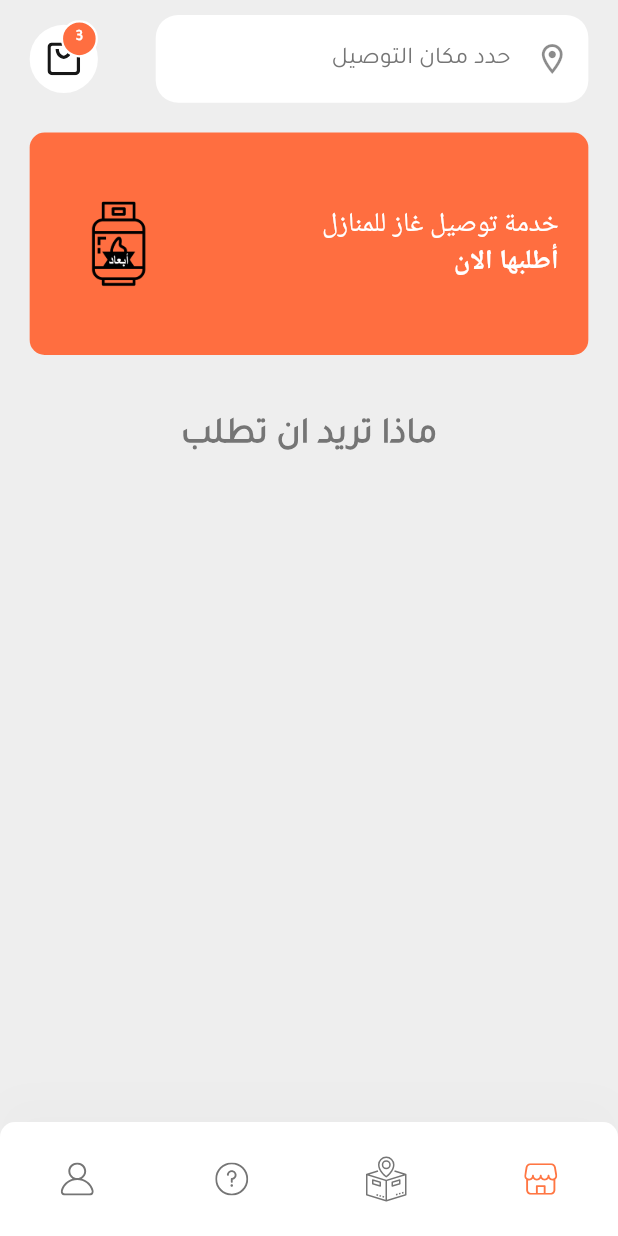
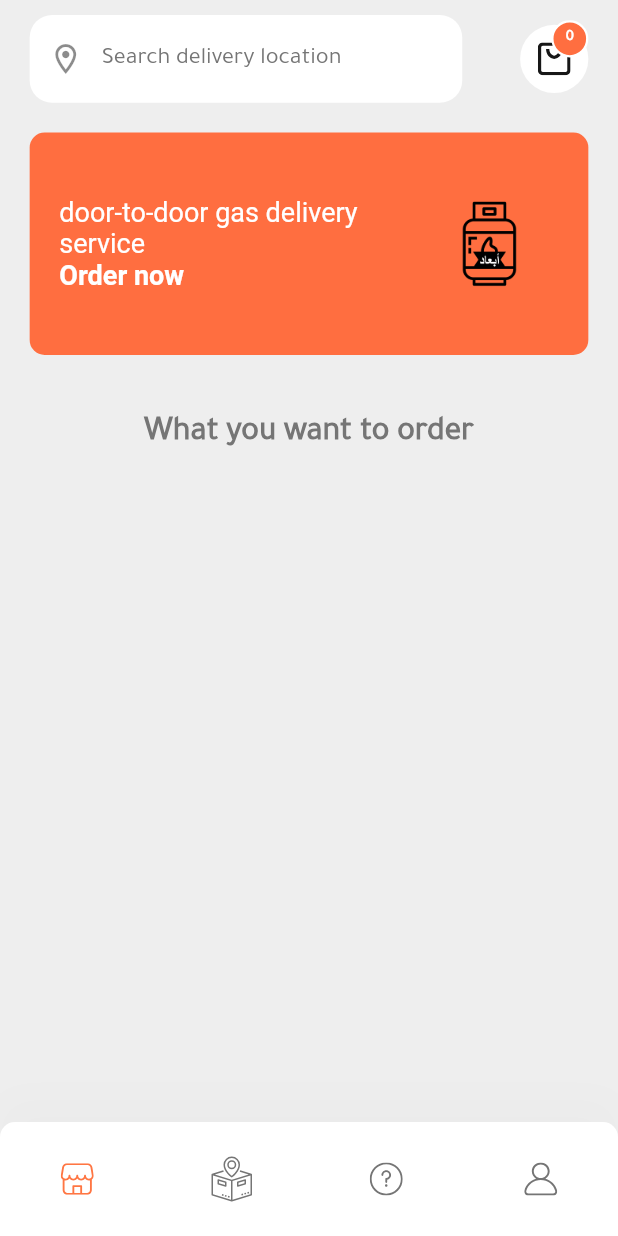
Before and after one commit to osamababiker/ab3adapp, a Flutter app: the screen it shows after launch, on a phone screen of 412 x 824 dp. Run offline on Flutter 3.47's test engine with Material 2 defaults, Android fonts, the phone set to English and light mode, and no system bars; our stand-ins replace cached_network_image, dropdown_button2, firebase_core, firebase_messaging, flutter_rating_bar, flutter_svg and 6 more; accounts and stored records are empty; network calls fail.

Commit message:
normal commit

```diff
--- /dev/null
+++ b/lib/bindings/settingsControllerBinding.dart
@@ -0,0 +1,9 @@
+import 'package:ab3ad/controllers/settingsController.dart';
+import 'package:get/get.dart';
+
+class SettingsControllersBindings implements Bindings{
+  @override
+  void dependencies() {
+    Get.lazyPut<SettingsController>(() => SettingsController());
+  }
+}
--- a/lib/controllers/cartController.dart
+++ b/lib/controllers/cartController.dart
@@ -24,7 +24,7 @@ class CartDbController extends GetxController {
   final String deliveryTime = "deliveryTime";
   final String deliveryNote = "deliveryNote";
 
-  RxInt listCounter = 0.obs;
+  RxInt cartCounter = 0.obs;
   RxList itemsList = [].obs;
   RxBool isLoading = false.obs;
 
@@ -147,7 +147,7 @@ class CartDbController extends GetxController {
       print("problem getting count == $e");
       throw (e);
     }
-    listCounter.value = numOfItems;
+    cartCounter.value = numOfItems;
   }
 
   // DELETEING ITEM
--- a/lib/controllers/settingsController.dart
+++ b/lib/controllers/settingsController.dart
@@ -0,0 +1,5 @@
+import 'package:get/get.dart';
+
+class SettingsController extends GetxController{
+
+}
--- a/lib/routes.dart
+++ b/lib/routes.dart
@@ -4,9 +4,14 @@ import 'package:ab3ad/bindings/cartControllerBinding.dart';
 import 'package:ab3ad/bindings/categoriesControllerBinding.dart';
 import 'package:ab3ad/bindings/imageControllerBinding.dart';
 import 'package:ab3ad/bindings/itemsControllerBindings.dart';
+import 'package:ab3ad/bindings/settingsControllerBinding.dart';
 import 'package:ab3ad/controllers/imagePickerController.dart';
+import 'package:ab3ad/screens/cart/cart_screen.dart';
 import 'package:ab3ad/screens/home/home_screen.dart';
+import 'package:ab3ad/screens/location/location_screen.dart';
 import 'package:ab3ad/screens/order_form/order_form_screen.dart';
+import 'package:ab3ad/screens/profile/profile_screen.dart';
+import 'package:ab3ad/screens/settings/settings_screen.dart';
 import 'package:ab3ad/screens/sign_in/sign_in_screen.dart';
 import 'package:ab3ad/screens/sign_up/sign_up_screen.dart';
 import 'package:ab3ad/screens/splash/splash_screen.dart';
@@ -19,7 +24,8 @@ class Routes {
       name: '/home',
       page: () => HomeScreen(),
       bindings: [
-        CategoriesControllersBindings()
+        CategoriesControllersBindings(),
+        CartControllersBindings()
       ]
     ),
     GetPage(
@@ -40,6 +46,24 @@ class Routes {
         ImageControllersBindings(),
         CartControllersBindings()
       ]
+    ),
+    GetPage(
+      name: '/location',
+      page: () => const LocationScreen()
+    ),
+    GetPage(
+      name: '/settings',
+      page: () => const SettingsScreen(),
+      binding: SettingsControllersBindings()
+    ),
+    GetPage(
+      name: '/profile',
+      page: () => const ProfileScreen()
+    ),
+    GetPage(
+      name: '/cart',
+      page: () => const CartScreen(),
+      binding: CartControllersBindings()
     )
   ];
 }
--- a/lib/screens/home/components/categoriesCard.dart
+++ b/lib/screens/home/components/categoriesCard.dart
@@ -1,6 +1,7 @@
 import 'package:ab3ad/constants.dart';
 import 'package:ab3ad/size_config.dart';
 import 'package:flutter/material.dart';
+import 'package:get/get.dart';
 import '../../../models/Category.dart';
 import 'category_card.dart';
 
@@ -19,9 +20,9 @@ class CategoriesCard extends StatelessWidget {
       child: Column(
         crossAxisAlignment: CrossAxisAlignment.start,
         children: [
-          const Text(
-            "ماذا تريد ان تطلب",
-            style: TextStyle(fontSize: 24, fontWeight: FontWeight.bold),
+          Text(
+            "home_screen_categories_section_title".tr,
+            style: const TextStyle(fontSize: 22, fontWeight: FontWeight.bold),
           ),
           const VerticalSpacing(of: 2.0),
           SingleChildScrollView(
--- a/lib/screens/home/components/discount_banner.dart
+++ b/lib/screens/home/components/discount_banner.dart
@@ -1,5 +1,6 @@
 import 'package:flutter/material.dart';
 import 'package:ab3ad/size_config.dart';
+import 'package:get/get.dart';
 
 class DiscountBanner extends StatelessWidget {
   const DiscountBanner({
@@ -19,27 +20,35 @@ class DiscountBanner extends StatelessWidget {
         color: Colors.deepOrangeAccent,
         borderRadius: BorderRadius.circular(10),
       ),
+      child: SingleChildScrollView(
+        scrollDirection: Axis.horizontal,
         child: Row(
           mainAxisAlignment: MainAxisAlignment.spaceBetween,
           children: [
-          const Text.rich(
+            SizedBox(
+              width: getScreenSize(context) * 25.0,
+              child: Text.rich(
                 TextSpan(
-              style: TextStyle(color: Colors.white),
+                  style: const TextStyle(color: Colors.white),
                   children: [
                     TextSpan(
-                  text: "خدمة توصيل غاز للمنازل\n",
-                  style: TextStyle(
+                      text: "home_screen_discount_section_slogn".tr,
+                      style: const TextStyle(
                         fontSize: 18
                       )
                     ),
+                    const TextSpan(
+                      text: "\n"
+                    ),
                     TextSpan(
-                  text: "أطلبها الان",
-                  style: TextStyle(
+                      text: "home_screen_discount_section_action".tr,
+                      style: const TextStyle(
                         fontSize: 18,
                         fontWeight: FontWeight.bold,
                       ),
                     ),
                   ],
+                ),
               ),
             ),
             SizedBox(
@@ -49,6 +58,7 @@ class DiscountBanner extends StatelessWidget {
             )
           ],
         ),
+      ),
     );
   }
 }
--- a/lib/screens/home/components/home_header.dart
+++ b/lib/screens/home/components/home_header.dart
@@ -1,5 +1,6 @@
 
 import 'package:flutter/material.dart';
+import 'package:get/get.dart';
 
 import '../../../size_config.dart';
 import 'icon_btn_with_counter.dart';
@@ -20,8 +21,7 @@ class HomeHeader extends StatelessWidget {
           const SearchField(),
           IconBtnWithCounter(
             svgSrc: "assets/icons/bag.svg",
-            numOfitem: 4,
-            press: () {},
+            press: () => Get.toNamed('/cart'),
           ),
         ],
       ),
--- a/lib/screens/home/components/icon_btn_with_counter.dart
+++ b/lib/screens/home/components/icon_btn_with_counter.dart
@@ -1,20 +1,20 @@
+import 'package:ab3ad/controllers/cartController.dart';
 import 'package:flutter/material.dart';
 import 'package:flutter_svg/flutter_svg.dart';
-
-
+import 'package:get/get.dart';
 import '../../../size_config.dart';
 
 class IconBtnWithCounter extends StatelessWidget {
-  const IconBtnWithCounter({
+  IconBtnWithCounter({
     Key? key,
     required this.svgSrc,
-    this.numOfitem = 0,
     required this.press,
   }) : super(key: key);
 
   final String svgSrc;
-  final int numOfitem;
   final GestureTapCallback press;
+  final CartDbController _cartController =
+  Get.find<CartDbController>();
 
   @override
   Widget build(BuildContext context) {
@@ -35,7 +35,6 @@ class IconBtnWithCounter extends StatelessWidget {
             ),
             child: SvgPicture.asset(svgSrc),
           ),
-          if (numOfitem != 0)
           Positioned(
             top: -3,
             right: 0,
@@ -47,8 +46,8 @@ class IconBtnWithCounter extends StatelessWidget {
                 shape: BoxShape.circle,
                 border: Border.all(width: 1.5, color: Colors.white),
               ),
-                child: Center(
-                  child: Text("3",
+              child: Obx((() => Center(
+                child: Text("${_cartController.cartCounter.value}",
                   style: TextStyle(
                     fontSize: getScreenSize(context) * 1.0,
                     height: 1,
@@ -56,6 +55,7 @@ class IconBtnWithCounter extends StatelessWidget {
                     color: Colors.white,
                   ),
                 )
+              ))
             ),
           ),
         )
--- a/lib/screens/home/components/search_field.dart
+++ b/lib/screens/home/components/search_field.dart
@@ -1,4 +1,5 @@
 import 'package:flutter/material.dart';
+import 'package:get/get.dart';
 
 import '../../../constants.dart';
 import '../../../size_config.dart';
@@ -24,7 +25,7 @@ class SearchField extends StatelessWidget {
             border: InputBorder.none,
             focusedBorder: InputBorder.none,
             enabledBorder: InputBorder.none,
-            hintText: " حدد مكان التوصيل ",
+            hintText: "home_screen_header_section_search_label".tr,
             hintStyle: const TextStyle(color: kTextColor),
             prefixIcon: const Icon(Icons.location_on_outlined)),
       ),
--- a/lib/screens/home/home_screen.dart
+++ b/lib/screens/home/home_screen.dart
@@ -17,9 +17,7 @@ class HomeScreen extends StatelessWidget {
 
   @override
   Widget build(BuildContext context) {
-    return Directionality(
-      textDirection: TextDirection.rtl,
-      child: Scaffold(
+    return Scaffold(
       body: Obx((() =>
         _categoriesController.isLoading.value
         ? Center(
@@ -32,7 +30,6 @@ class HomeScreen extends StatelessWidget {
         : Body(categories: _categoriesController.categoriesList)
       )),
       bottomNavigationBar: const CustomBottomNavBar(selectedMenu: MenuState.home),
-      ),
     );
   }
 }
--- a/lib/screens/order_form/components/body.dart
+++ b/lib/screens/order_form/components/body.dart
@@ -294,9 +294,9 @@ class Body extends StatelessWidget {
                             'categoryId': category.id,
                             'name': _itemsController.selectedItem!.name,
                             'image': _itemsController.selectedItem!.image,
-                            'uploadedImage': _imagePickerController.selectedImagePath,
+                            'uploadedImage': _imagePickerController.selectedImagePath.value,
                             'price': _itemsController.selectedItem!.price,
-                            'deliveryTime': _itemsController.selectedTime,
+                            'deliveryTime': _itemsController.selectedTime.value,
                             'deliveryNote': _itemsController.notesController.text,
                             'quantity': _itemsController.quantityController.text
                           };
--- a/lib/translations/translations.dart
+++ b/lib/translations/translations.dart
@@ -12,7 +12,14 @@ final Map<String, String> ar = {
   'app_name': 'أبعاد',
   'app_slogan': 'خدمة توصيل غاز من الباب الى الباب',
 
+  /** home screen */
+  'home_screen_categories_section_title': 'ماذا تريد ان تطلب',
+  'home_screen_discount_section_slogn': 'خدمة توصيل غاز من الباب الى الباب',
+  'home_screen_discount_section_action': 'أطلب الان',
+  'home_screen_header_section_search_label': 'حدد مكان التوصيل ',
+
   /** order form screen */
+  'order_form_screen_title': ' اضافة الطلب للسلة',
   'order_form_screen_quantity_label': 'العدد المطلوب',
   'order_form_screen_quantity_hint': 'ادخل عدد العناصر التي تريد',
   'order_form_screen_delivery_time_label': 'اختر موعد التوصيل',
@@ -23,13 +30,25 @@ final Map<String, String> ar = {
   'order_form_screen_add_to_cart_btn': 'أضف للسلة',
   'order_form_screen_add_to_cart_title': 'تمت الاضافة بنجاح',
   'order_form_screen_add_to_cart_message': 'تمت اضافة العنصر الى السلة بنجاح',
+
+  /** cart screen */
+  'cart_screen_title': 'عربة التسوق الخاصة بك',
+   'cart_screen_item_deleted_title': 'تم الحذف بنجاح',
+  'cart_screen_item_deleted_title_message': 'تم حذف العنصر من سلة التسوق بنجاح',
 };
 
 final Map<String, String> en = {
   'app_name': 'Ab3ad',
   'app_slogan': 'door-to-door gas delivery service',
 
+  /** home screen */
+  'home_screen_categories_section_title': 'What you want to order',
+  'home_screen_discount_section_slogn': 'door-to-door gas delivery service',
+  'home_screen_discount_section_action': 'Order now',
+  'home_screen_header_section_search_label': 'Search delivery location',
+
   /** order form screen */
+  'order_form_screen_title': 'Add order to cart',
   'order_form_screen_quantity_label': 'The required number',
   'order_form_screen_quantity_hint': 'Enter the number of items you want.',
   'order_form_screen_delivery_time_label': 'Choose delivery date',
@@ -41,4 +60,9 @@ final Map<String, String> en = {
   'order_form_screen_add_to_cart_title': 'added successfully',
   'order_form_screen_add_to_cart_message': 'Item has been added to cart successfully',
 
+  /** cart screen */
+  'cart_screen_title': 'Your shopping cart',
+  'cart_screen_item_deleted_title': 'Deleted successfully',
+  'cart_screen_item_deleted_title_message': 'Item has been deleted successfully',
+
 };
```
Also changed, not shown: lib/screens/cart/cart_screen.dart (+8 -10 lines), lib/screens/cart/components/body.dart (+33 -27 lines), lib/screens/components/coustom_bottom_nav_bar.dart (+7 -6 lines), lib/screens/order_form/order_form_screen.dart (+3 -6 lines). Lines whose indentation alone changed are shown as unchanged.
